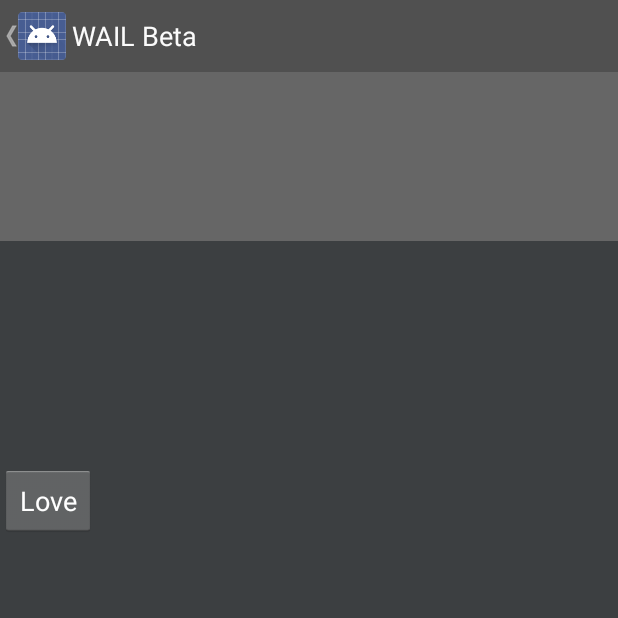
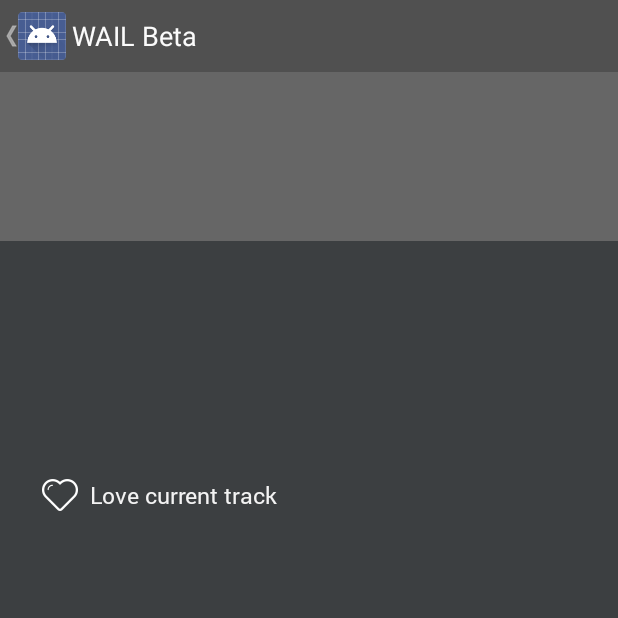
Before and after one commit to artem-zinnatullin/android-wail-app, an Android app: the MainActivity screen opened directly, with no data from a screen before it, on a phone screen of 412 x 824 dp, the top half of it. Run offline under Robolectric (Android 15) with nearby library versions, the phone set to English and light mode, and no system bars; libraries missing offline, so code that uses them is left out: uk.co.senab; plain views replace PullToRefreshLayout; 3 statements that could not run were skipped.

Commit message:
[feature] add icons to "love" button in main screen and notification

```diff
--- a/wail-app/src/main/java/com/artemzin/android/wail/notifications/StatusBarNotificationsManager.java
+++ b/wail-app/src/main/java/com/artemzin/android/wail/notifications/StatusBarNotificationsManager.java
@@ -11,7 +11,6 @@ import android.support.v4.app.TaskStackBuilder;
 
 import com.artemzin.android.wail.R;
 import com.artemzin.android.wail.receiver.NotificationActionsReceiver;
-import com.artemzin.android.wail.service.WAILService;
 import com.artemzin.android.wail.storage.WAILSettings;
 import com.artemzin.android.wail.storage.model.Track;
 import com.artemzin.android.wail.ui.activity.MainActivity;
@@ -64,7 +63,7 @@ public class StatusBarNotificationsManager {
                 .setContentText(track.getArtist() + " - " + track.getTrack())
                 .setSmallIcon(R.drawable.ic_status_wail_notifications)
                 .setContentIntent(intent)
-                .addAction(0, "Love", lovePendingIntent)
+                .addAction(R.drawable.ic_status_wail_love_track, "Love this track", lovePendingIntent)
                 .build();
         notification.flags = Notification.FLAG_ONGOING_EVENT;
 
--- a/wail-app/src/main/java/com/artemzin/android/wail/ui/fragment/main/MainFragment.java
+++ b/wail-app/src/main/java/com/artemzin/android/wail/ui/fragment/main/MainFragment.java
@@ -16,6 +16,7 @@ import android.view.LayoutInflater;
 import android.view.View;
 import android.view.ViewGroup;
 import android.widget.Button;
+import android.widget.TableRow;
 import android.widget.TextView;
 import android.widget.Toast;
 
@@ -61,7 +62,7 @@ public class MainFragment extends BaseFragment implements View.OnClickListener {
             tracksTotalCountOnLastfmTextView,
             tracksTotalCountOnLastfmLabelTextView,
             lastfmUserInfoUpdateTimeTextView;
-    private Button loveCurrentTrackButton;
+    private View loveCurrentTrackButton;
     private View feedbackPleaseView;
     private String[] trackWordForms;
 
@@ -99,7 +100,7 @@ public class MainFragment extends BaseFragment implements View.OnClickListener {
 
         nowScrobblingTrackTextView = (TextView) view.findViewById(R.id.main_now_scrobbling_track_text_view);
 
-        loveCurrentTrackButton = (Button) view.findViewById(R.id.main_love_current_track_button);
+        loveCurrentTrackButton = view.findViewById(R.id.main_love_current_track_button);
 
         tracksTotalCountOnLastfmTextView      = (TextView) view.findViewById(R.id.main_tracks_total_count_text_view);
         tracksTotalCountOnLastfmLabelTextView = (TextView) view.findViewById(R.id.main_tracks_total_count_label_text_view);
--- a/wail-app/src/main/res/layout/fragment_main.xml
+++ b/wail-app/src/main/res/layout/fragment_main.xml
@@ -105,20 +105,25 @@
                     app:typefaceFromAssets="fonts/Roboto-Medium.ttf"
                     tools:text="Now scrobbling: Prodigy — Omen"/>
 
-                <TableRow
-                    android:layout_width="fill_parent"
-                    android:layout_height="fill_parent">
+                    <TableRow
+                        android:paddingStart="@dimen/activity_horizontal_margin_left"
+                        android:paddingLeft="@dimen/activity_horizontal_margin_left"
+                        android:id="@+id/main_love_current_track_button">
+                        <ImageView
+                            android:layout_width="wrap_content"
+                            android:layout_height="wrap_content"
+                            android:src="@drawable/ic_main_love_track"
+                            android:id="@+id/main_love_current_track_image"
+                            android:layout_gravity="end"
+                            android:contentDescription="@string/main_love_track_button_content_description" />
 
-                    <Button
-                        android:layout_width="wrap_content"
-                        android:layout_height="wrap_content"
-                        android:text="@string/main_love_current_track_button_text"
-                        android:id="@+id/main_love_current_track_button"
-                        android:layout_column="1"
-                        android:layout_gravity="end" />
-                </TableRow>
-
-
+                        <com.artemzin.android.wail.ui.TypefaceTextView
+                            android:layout_width="wrap_content"
+                            android:layout_height="wrap_content"
+                            android:textSize="15sp"
+                            android:text="@string/main_love_track_button_label"
+                            android:layout_gravity="start|center_vertical"/>
+                    </TableRow>
             </TableLayout>
 
             <LinearLayout
--- a/wail-app/src/main/res/values/strings.xml
+++ b/wail-app/src/main/res/values/strings.xml
@@ -113,6 +113,8 @@
     <string name="drawer_main">Main</string>
     <string name="drawer_tracks">Tracks</string>
     <string name="drawer_settings">Settings</string>
+    <string name="main_love_track_button_content_description">Love track button</string>
+    <string name="main_love_track_button_label">Love current track</string>
 
     <!-- Some languages has 3 word forms depending on word items count -->
     <!-- But English has only 2 word forms -->
```
Also changed, not shown: wail-app/src/main/res/drawable-hdpi/ic_main_love_track.png (added), wail-app/src/main/res/drawable-hdpi/ic_status_wail_love_track.png (added), wail-app/src/main/res/drawable-mdpi/ic_main_love_track.png (added), wail-app/src/main/res/drawable-mdpi/ic_status_wail_love_track.png (added), wail-app/src/main/res/drawable-xhdpi/ic_main_love_track.png (added), wail-app/src/main/res/drawable-xhdpi/ic_status_wail_love_track.png (added), wail-app/src/main/res/drawable-xxhdpi/ic_main_love_track.png (added), wail-app/src/main/res/drawable-xxhdpi/ic_status_wail_love_track.png (added).
